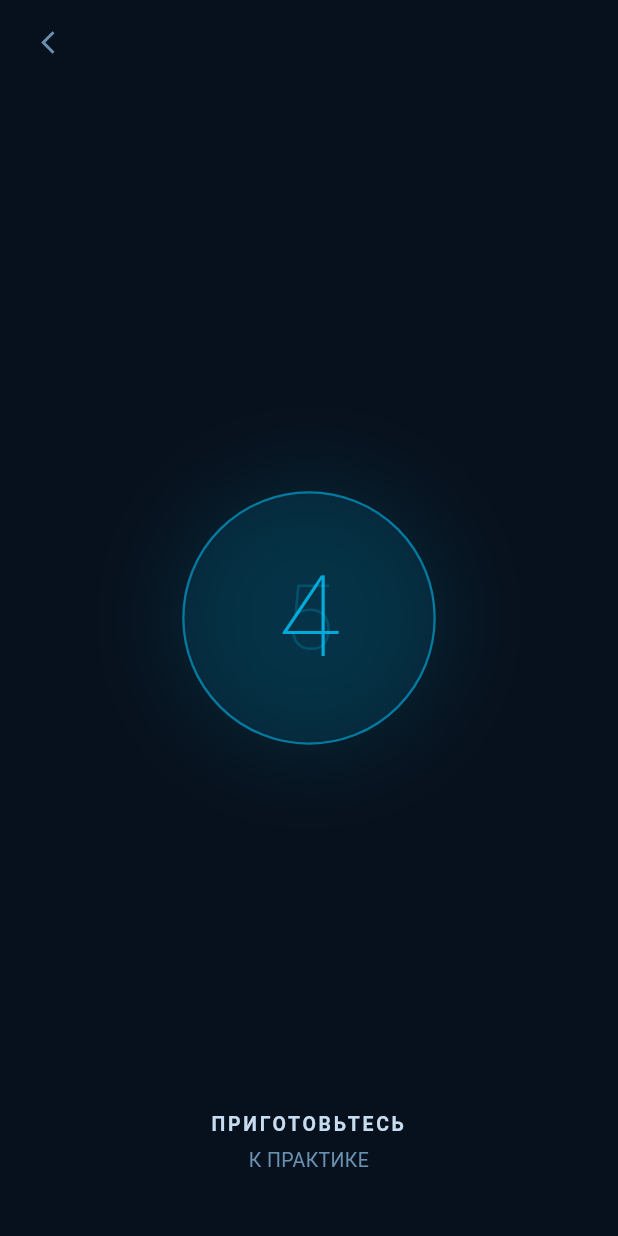
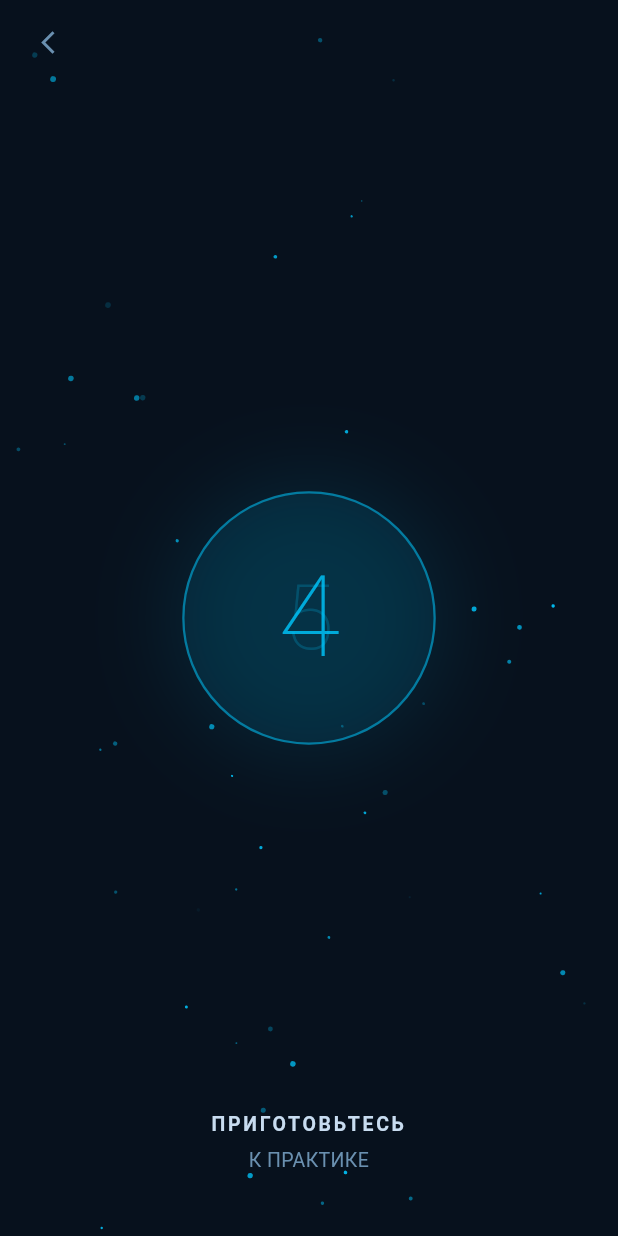
Before and after one commit to z1parus/SiE, a Flutter app: the BreathingExerciseScreen screen opened directly, after a tap on "INITIATE PROTOCOL", on a phone screen of 412 x 824 dp. Run offline on Flutter 3.47's test engine with Material 3 defaults, Android fonts, the phone set to English and light mode, and no system bars; our stand-ins replace audioplayers, flutter_riverpod, supabase_flutter; accounts and stored records are empty.

Commit message:
feat(ui): add animated starry sky background to breathing screen
StarrySkyBackground widget uses CustomPainter with a fixed-seed
star field (190 stars). A single Animation<double> drives both the
slow sky rotation (one revolution per 150 s) and per-star twinkle
via sin() phase offsets — no extra controllers needed.

RepaintBoundary isolates the background repaints from the sphere
and bottom-bar animations. Background is placed outside SafeArea
so it covers the full screen including status bar area.

Co-Authored-By: Claude Sonnet 4.6 <noreply@anthropic.com>

```diff
--- a/apps/central_hub/lib/screens/breathing_exercise_screen.dart
+++ b/apps/central_hub/lib/screens/breathing_exercise_screen.dart
@@ -57,6 +57,7 @@ class BreathingExerciseScreen extends ConsumerStatefulWidget {
 class _BreathingExerciseScreenState
     extends ConsumerState<BreathingExerciseScreen>
     with TickerProviderStateMixin {
+  late final AnimationController _skyCtrl;
   late final AnimationController _circleCtrl;
   late final AnimationController _pulseCtrl;
   late final Animation<double> _pulseAnim;
@@ -81,6 +82,10 @@ class _BreathingExerciseScreenState
   @override
   void initState() {
     super.initState();
+    _skyCtrl = AnimationController(
+      vsync: this,
+      duration: const Duration(seconds: 150),
+    )..repeat();
     _circleCtrl = AnimationController(vsync: this, value: 0.3);
     _pulseCtrl = AnimationController(
       vsync: this,
@@ -94,6 +99,7 @@ class _BreathingExerciseScreenState
   @override
   void dispose() {
     _cancelTimers();
+    _skyCtrl.dispose();
     _circleCtrl.dispose();
     _pulseCtrl.dispose();
     super.dispose();
@@ -374,7 +380,13 @@ class _BreathingExerciseScreenState
   @override
   Widget build(BuildContext context) {
     return Scaffold(
-      body: SafeArea(
+      body: Stack(
+        children: [
+          // Layer 0: Starry sky — full screen, behind SafeArea content.
+          Positioned.fill(
+            child: StarrySkyBackground(animation: _skyCtrl),
+          ),
+          SafeArea(
             child: Stack(
               children: [
                 Positioned(
@@ -403,7 +415,6 @@ class _BreathingExerciseScreenState
                     ),
                   ),
                 ),
-            // Countdown number overlaid on circle
                 if (_phase == _Phase.countdown)
                   Center(
                     child: AnimatedSwitcher(
@@ -433,6 +444,8 @@ class _BreathingExerciseScreenState
                 ),
               ],
             ),
+          ),
+        ],
       ),
     );
   }
--- a/packages/sie_core/lib/sie_core.dart
+++ b/packages/sie_core/lib/sie_core.dart
@@ -14,3 +14,4 @@ export 'src/widgets/branch_card.dart';
 export 'src/widgets/section_header.dart';
 export 'src/widgets/achievement_badge.dart';
 export 'src/widgets/habit_card.dart';
+export 'src/widgets/starry_sky_background.dart';
--- /dev/null
+++ b/packages/sie_core/lib/src/widgets/starry_sky_background.dart
@@ -0,0 +1,118 @@
+import 'dart:math';
+import 'package:flutter/material.dart';
+import '../theme/sie_theme.dart';
+
+/// Full-screen animated star field. Pass an [animation] that runs 0→1 over a
+/// long duration (e.g. 150 s); the painter uses it for slow rotation and
+/// per-star twinkle. Wrap in [RepaintBoundary] so it repaints independently
+/// from the rest of the widget tree.
+class StarrySkyBackground extends StatelessWidget {
+  final Animation<double> animation;
+
+  const StarrySkyBackground({super.key, required this.animation});
+
+  @override
+  Widget build(BuildContext context) {
+    return RepaintBoundary(
+      child: CustomPaint(
+        painter: _StarryPainter(animation),
+        child: const SizedBox.expand(),
+      ),
+    );
+  }
+}
+
+// ── Star data ─────────────────────────────────────────────────
+
+class _Star {
+  final double dx; // normalized offset from center (scaled by halfSize in painter)
+  final double dy;
+  final double radius; // logical pixels
+  final double baseAlpha;
+  final bool twinkles;
+  final double twinkleFreq; // cycles per rotation
+  final double twinklePhase; // radians
+
+  const _Star({
+    required this.dx,
+    required this.dy,
+    required this.radius,
+    required this.baseAlpha,
+    required this.twinkles,
+    required this.twinkleFreq,
+    required this.twinklePhase,
+  });
+}
+
+// ── Painter ───────────────────────────────────────────────────
+
+class _StarryPainter extends CustomPainter {
+  final Animation<double> animation;
+
+  // Generated once (fixed seed → deterministic layout across frames and builds).
+  static final List<_Star> _stars = _generate();
+
+  _StarryPainter(this.animation) : super(repaint: animation);
+
+  static List<_Star> _generate() {
+    final rng = Random(42);
+    return List.generate(190, (i) {
+      // Spread across 2.8 × halfSize so the rotated field always covers
+      // screen corners (diagonal = 1.41 × shorter side).
+      final dx = (rng.nextDouble() - 0.5) * 2.8;
+      final dy = (rng.nextDouble() - 0.5) * 2.8;
+      final twinkles = rng.nextDouble() < 0.30;
+      return _Star(
+        dx: dx,
+        dy: dy,
+        radius: 0.5 + rng.nextDouble() * 1.5,
+        baseAlpha: 0.15 + rng.nextDouble() * 0.72,
+        twinkles: twinkles,
+        // Slow variation: 1–7 oscillations per full sky rotation.
+        twinkleFreq: 1.0 + rng.nextDouble() * 6.0,
+        twinklePhase: rng.nextDouble() * 2 * pi,
+      );
+    });
+  }
+
+  @override
+  void paint(Canvas canvas, Size size) {
+    // Solid background — matches SieTheme.background exactly so there's no
+    // gap between this painter and the surrounding Scaffold color.
+    canvas.drawRect(
+      Rect.fromLTWH(0, 0, size.width, size.height),
+      Paint()..color = SieTheme.background,
+    );
+
+    final t = animation.value; // 0 → 1 per 150 s cycle
+    // Scale factor so normalized offsets cover the full diagonal.
+    final halfSize = max(size.width, size.height) / 2;
+
+    canvas.save();
+    canvas.translate(size.width / 2, size.height / 2);
+    // One full revolution per cycle — barely perceptible at 150 s.
+    canvas.rotate(t * 2 * pi);
+
+    final paint = Paint();
+    for (final star in _stars) {
+      double alpha = star.baseAlpha;
+      if (star.twinkles) {
+        // Oscillate alpha ±25 pp around base; result clamped to [0.05, 1.0].
+        final wave = sin(t * 2 * pi * star.twinkleFreq + star.twinklePhase);
+        alpha = (alpha + wave * 0.25).clamp(0.05, 1.0);
+      }
+      paint.color = SieTheme.accent.withValues(alpha: alpha);
+      canvas.drawCircle(
+        Offset(star.dx * halfSize, star.dy * halfSize),
+        star.radius,
+        paint,
+      );
+    }
+
+    canvas.restore();
+  }
+
+  // Repaints are triggered automatically via `repaint: animation`.
+  @override
+  bool shouldRepaint(_StarryPainter old) => false;
+}
```
Lines whose indentation alone changed are shown as unchanged.
